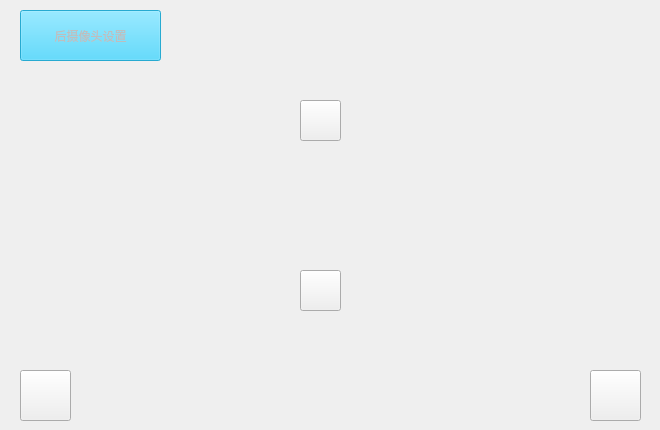
Before: the Qt Designer form rear_camera_setting.ui in jjzhang166/DvrUI, drawn with Qt 5.
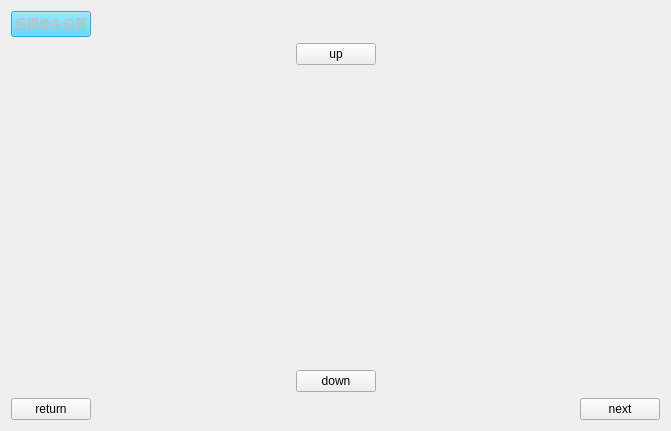
After: the same form once the commit is applied. Icons and pictures are not drawn.

Commit message: layout布局

```diff
--- a/rear_camera_setting.ui
+++ b/rear_camera_setting.ui
@@ -6,25 +6,23 @@
    <rect>
     <x>0</x>
     <y>0</y>
-    <width>660</width>
-    <height>430</height>
+    <width>671</width>
+    <height>431</height>
    </rect>
   </property>
   <property name="windowTitle">
    <string>Dialog</string>
   </property>
+  <layout class="QGridLayout" name="gridLayout">
+   <item row="0" column="0" rowspan="2" colspan="2">
+    <layout class="QVBoxLayout" name="verticalLayout_2">
+     <item>
+      <layout class="QHBoxLayout" name="horizontalLayout_2">
+       <item>
   <widget class="QPushButton" name="pushButton">
    <property name="enabled">
     <bool>false</bool>
    </property>
-   <property name="geometry">
-    <rect>
-     <x>20</x>
-     <y>10</y>
-     <width>141</width>
-     <height>51</height>
-    </rect>
-   </property>
    <property name="styleSheet">
     <string notr="true">background-color:rgb(47, 207, 255)</string>
    </property>
@@ -32,80 +30,127 @@
     <string>后摄像头设置</string>
    </property>
   </widget>
+       </item>
+       <item>
+        <spacer name="horizontalSpacer_2">
+         <property name="orientation">
+          <enum>Qt::Horizontal</enum>
+         </property>
+         <property name="sizeHint" stdset="0">
+          <size>
+           <width>528</width>
+           <height>20</height>
+          </size>
+         </property>
+        </spacer>
+       </item>
+      </layout>
+     </item>
+     <item>
+      <layout class="QHBoxLayout" name="horizontalLayout_3">
+       <item>
+        <spacer name="horizontalSpacer_3">
+         <property name="orientation">
+          <enum>Qt::Horizontal</enum>
+         </property>
+         <property name="sizeHint" stdset="0">
+          <size>
+           <width>258</width>
+           <height>20</height>
+          </size>
+         </property>
+        </spacer>
+       </item>
+       <item>
+        <layout class="QVBoxLayout" name="verticalLayout">
+         <item>
+          <widget class="QPushButton" name="upperButton">
+           <property name="text">
+            <string>up</string>
+           </property>
+          </widget>
+         </item>
+         <item>
+          <spacer name="verticalSpacer">
+           <property name="orientation">
+            <enum>Qt::Vertical</enum>
+           </property>
+           <property name="sizeHint" stdset="0">
+            <size>
+             <width>20</width>
+             <height>78</height>
+            </size>
+           </property>
+          </spacer>
+         </item>
+         <item>
+          <widget class="QPushButton" name="downButton">
+           <property name="text">
+            <string>down</string>
+           </property>
+          </widget>
+         </item>
+        </layout>
+       </item>
+       <item>
+        <spacer name="horizontalSpacer_4">
+         <property name="orientation">
+          <enum>Qt::Horizontal</enum>
+         </property>
+         <property name="sizeHint" stdset="0">
+          <size>
+           <width>268</width>
+           <height>20</height>
+          </size>
+         </property>
+        </spacer>
+       </item>
+      </layout>
+     </item>
+     <item>
+      <layout class="QHBoxLayout" name="horizontalLayout">
+       <item>
   <widget class="QPushButton" name="returnButton">
-   <property name="geometry">
-    <rect>
-     <x>20</x>
-     <y>370</y>
-     <width>51</width>
-     <height>51</height>
-    </rect>
-   </property>
    <property name="styleSheet">
     <string notr="true">background-image:url(:/image/image/return.png)</string>
    </property>
    <property name="text">
-    <string/>
-   </property>
-  </widget>
+          <string>return</string>
+         </property>
+        </widget>
+       </item>
+       <item>
+        <spacer name="horizontalSpacer">
+         <property name="orientation">
+          <enum>Qt::Horizontal</enum>
+         </property>
+         <property name="sizeHint" stdset="0">
+          <size>
+           <width>498</width>
+           <height>20</height>
+          </size>
+         </property>
+        </spacer>
+       </item>
+       <item>
   <widget class="QPushButton" name="sureButton">
-   <property name="geometry">
-    <rect>
-     <x>590</x>
-     <y>370</y>
-     <width>51</width>
-     <height>51</height>
-    </rect>
-   </property>
    <property name="text">
-    <string/>
-   </property>
-  </widget>
-  <widget class="QPushButton" name="upperButton">
-   <property name="geometry">
-    <rect>
-     <x>300</x>
-     <y>100</y>
-     <width>41</width>
-     <height>41</height>
-    </rect>
-   </property>
-   <property name="text">
-    <string/>
-   </property>
-  </widget>
-  <widget class="QPushButton" name="downButton">
-   <property name="geometry">
-    <rect>
-     <x>300</x>
-     <y>270</y>
-     <width>41</width>
-     <height>41</height>
-    </rect>
-   </property>
-   <property name="text">
-    <string/>
-   </property>
-  </widget>
+          <string>next</string>
+         </property>
+        </widget>
+       </item>
+      </layout>
+     </item>
+    </layout>
+   </item>
+   <item row="1" column="1">
   <widget class="QLabel" name="label">
-   <property name="geometry">
-    <rect>
-     <x>0</x>
-     <y>0</y>
-     <width>660</width>
-     <height>430</height>
-    </rect>
-   </property>
    <property name="text">
     <string/>
    </property>
   </widget>
-  <zorder>label</zorder>
-  <zorder>pushButton</zorder>
-  <zorder>sureButton</zorder>
-  <zorder>downButton</zorder>
-  <zorder>upperButton</zorder>
-  <zorder>returnButton</zorder>
+   </item>
+  </layout>
  </widget>
  <resources/>
  <connections/>
```
Lines whose indentation alone changed are shown as unchanged. The commit also changes 18 other files.
